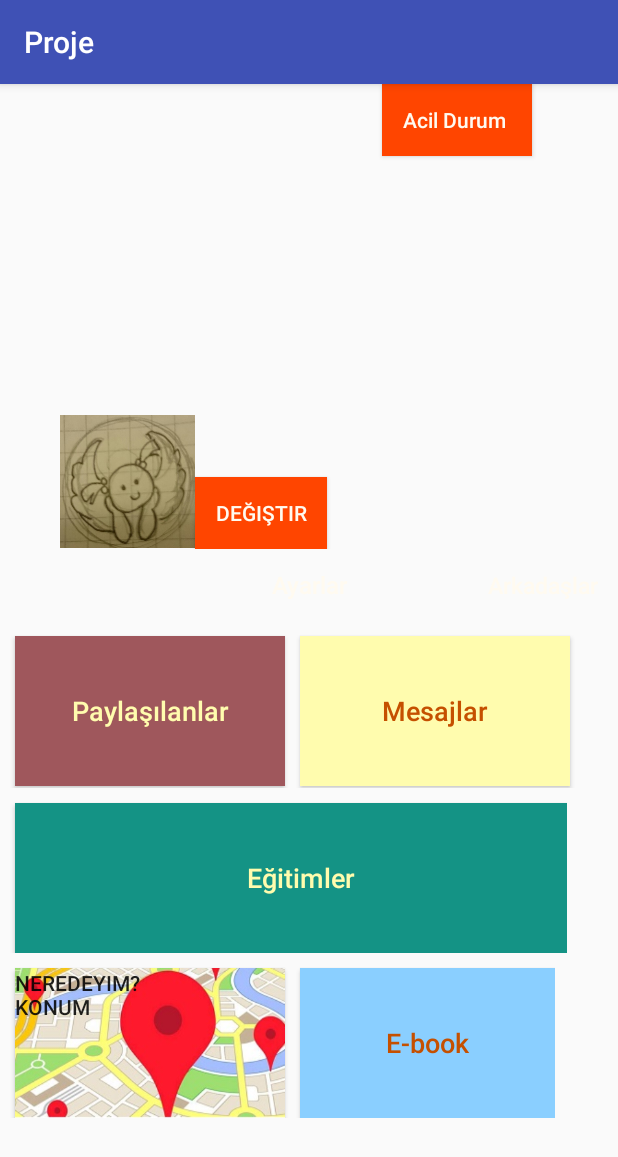
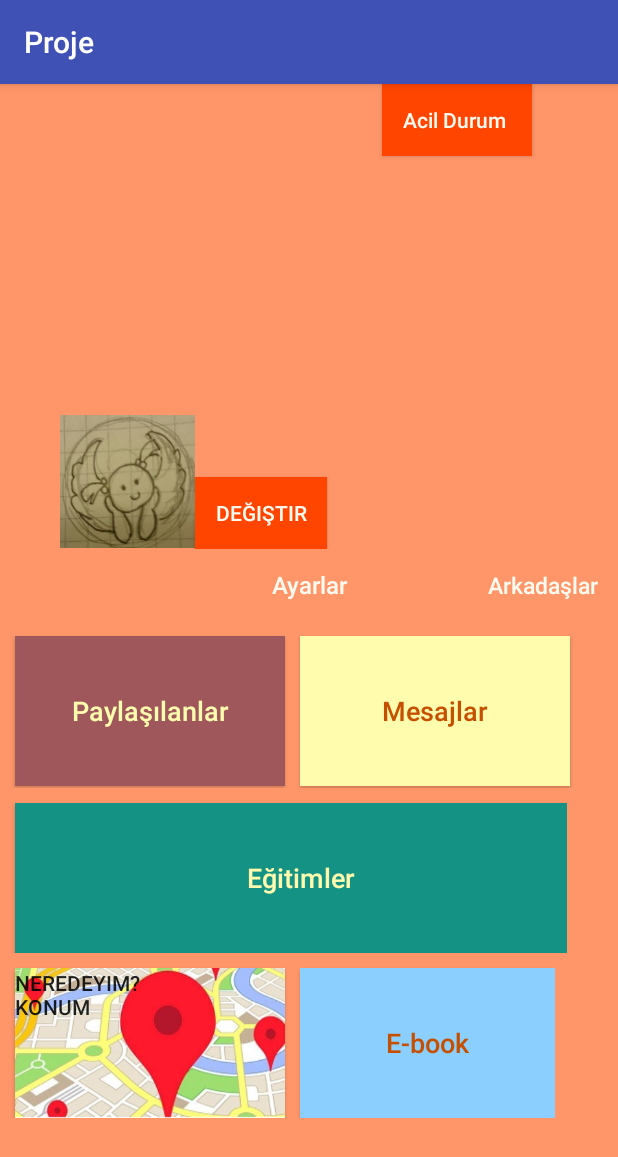
Before and after one commit to SezinKokum/ProjeX, an Android app: the Profil screen opened directly, with no data from a screen before it, on a phone screen of 412 x 824 dp. Shown: the top 1157 px of the screen. Run offline under Robolectric (Android 15) with nearby library versions, the phone set to English and light mode, and no system bars; pictures from the network do not load.

Commit message:
Profil version 1.0.3

```diff
--- a/app/src/main/res/layout/activity_profil.xml
+++ b/app/src/main/res/layout/activity_profil.xml
@@ -4,6 +4,7 @@
     android:layout_width="match_parent"
     android:layout_height="match_parent"
     android:orientation="vertical"
+    android:background="#ff9669"
     tools:background="@drawable/kayit"
     tools:context="com.tatlicilar.proje.Profil">
 
```
